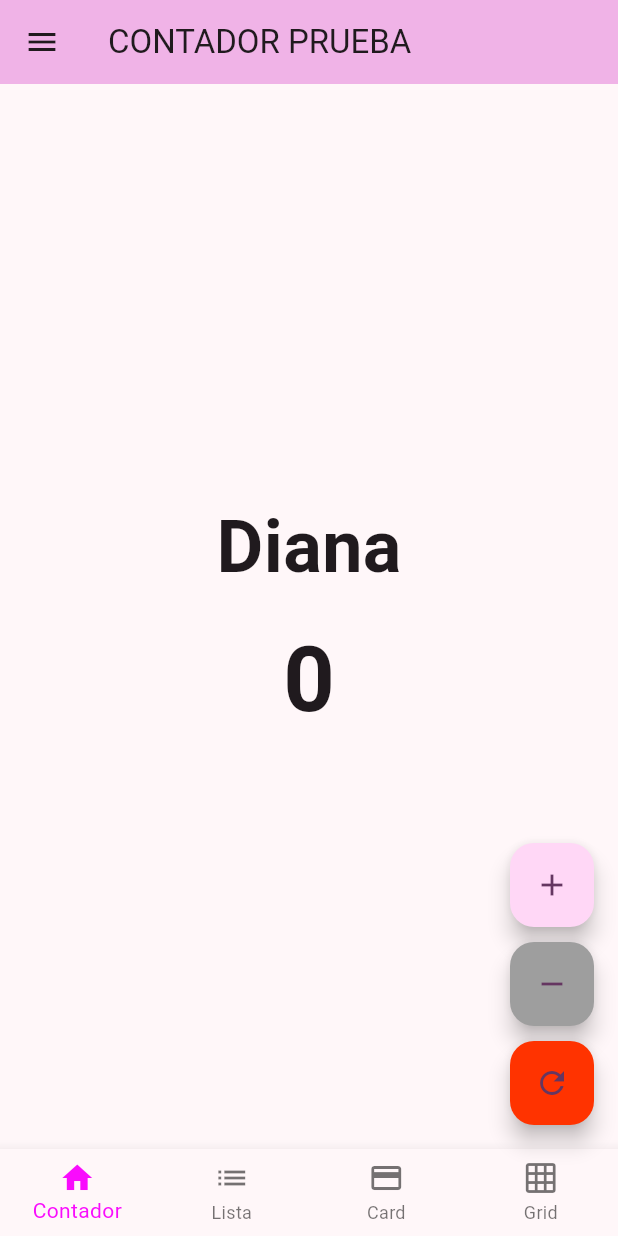
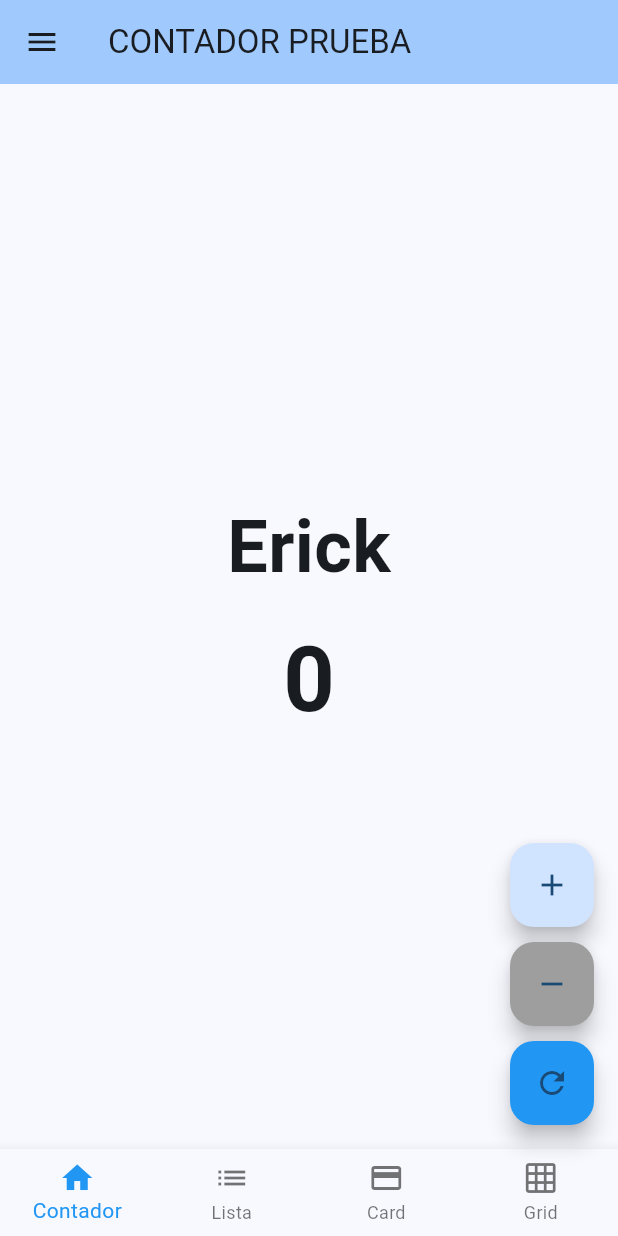
Before and after one commit to S0ymeme/PROYECTO_M-VILES_1, a Flutter app: the screen it shows after launch, on a phone screen of 412 x 824 dp. Run offline on Flutter 3.47's test engine with Material 3 defaults, Android fonts, the phone set to English and light mode, and no system bars.

Commit message:
Actualización de app móvil

```diff
--- a/lib/main.dart
+++ b/lib/main.dart
@@ -14,7 +14,7 @@ class MiAppContador extends StatelessWidget {
       debugShowCheckedModeBanner: false,
       title: 'PRUEBA CONTADOR',
       theme: ThemeData(
-        colorScheme: ColorScheme.fromSeed(seedColor: const Color.fromARGB(255, 249, 12, 253)),
+        colorScheme: ColorScheme.fromSeed(seedColor: Colors.blue),
         useMaterial3: true,
       ),
       home: const mScreen(title: 'CONTADOR PRUEBA'),
@@ -105,7 +105,7 @@ class _mScreenState extends State<mScreen> {
           children: [
             const DrawerHeader(
               decoration: BoxDecoration(
-                color: const Color.fromARGB(255, 249, 12, 253),
+                color: Colors.blue,
               ),
               child: Text(
                 'Menú',
@@ -168,14 +168,14 @@ class _mScreenState extends State<mScreen> {
                 FloatingActionButton(
                   onPressed: _resContador,
                   tooltip: 'Decrementar',
-                  backgroundColor: _c == 0 ? Colors.grey : const Color.fromARGB(255, 249, 12, 253),
+                  backgroundColor: _c == 0 ? Colors.grey : Colors.blue,
                   child: const Icon(Icons.remove),
                 ),
                 const SizedBox(height: 10),
                 FloatingActionButton(
                   onPressed: _resetContador,
                   tooltip: 'Reiniciar',
-                  backgroundColor: const Color.fromARGB(255, 255, 51, 0),
+                  backgroundColor: Colors.blue,
                   child: const Icon(Icons.refresh),
                 ),
               ],
@@ -201,7 +201,7 @@ class _mScreenState extends State<mScreen> {
           ),
         ],
         currentIndex: _i,
-        selectedItemColor: const Color.fromARGB(255, 249, 12, 253),
+        selectedItemColor: Colors.blue,
         onTap: _onItemTapped,
         type: BottomNavigationBarType.fixed,
       ),
@@ -221,7 +221,7 @@ class PaginaContador extends StatelessWidget {
         mainAxisAlignment: MainAxisAlignment.center,
         children: <Widget>[
           const Text(
-            'Diana',
+            'Erick',
             style: TextStyle(fontSize: 48, fontWeight: FontWeight.bold),
           ),
           const SizedBox(height: 16),
@@ -244,9 +244,9 @@ class PaginaLista extends StatelessWidget {
 
   final String jsonData = '''
     [
-      {"nombre": "PRUEBA 1", "descripcion": "Descripción 1"},
-      {"nombre": "PRUEBA 2", "descripcion": "Descripción 2"},
-      {"nombre": "PRUEBA 3", "descripcion": "Descripción 3"}
+      {"nombre": "Elemento 1", "descripcion": "Descripción de elemento 1"},
+      {"nombre": "Elemento 2", "descripcion": "Descripción de elemento 2"},
+      {"nombre": "Elemento 3", "descripcion": "Descripción de elemento 3"}
     ]
   ''';
 
@@ -286,15 +286,15 @@ class PaginaCard extends StatelessWidget {
             child: Column(
               mainAxisAlignment: MainAxisAlignment.center,
               children: const [
-                Icon(Icons.person, size: 60, color: const Color.fromARGB(255, 249, 12, 253)),
+                Icon(Icons.person, size: 60, color: Colors.blue),
                 SizedBox(height: 16),
                 Text(
-                  'Diana Chiapa Soto',
+                  'Erick Ricardo',
                   style: TextStyle(fontSize: 24, fontWeight: FontWeight.bold),
                 ),
                 SizedBox(height: 8),
                 Text(
-                  'Prueba de descripción',
+                  'Desarrollador de software',
                   style: TextStyle(fontSize: 16, color: Colors.grey),
                 ),
               ],
```
